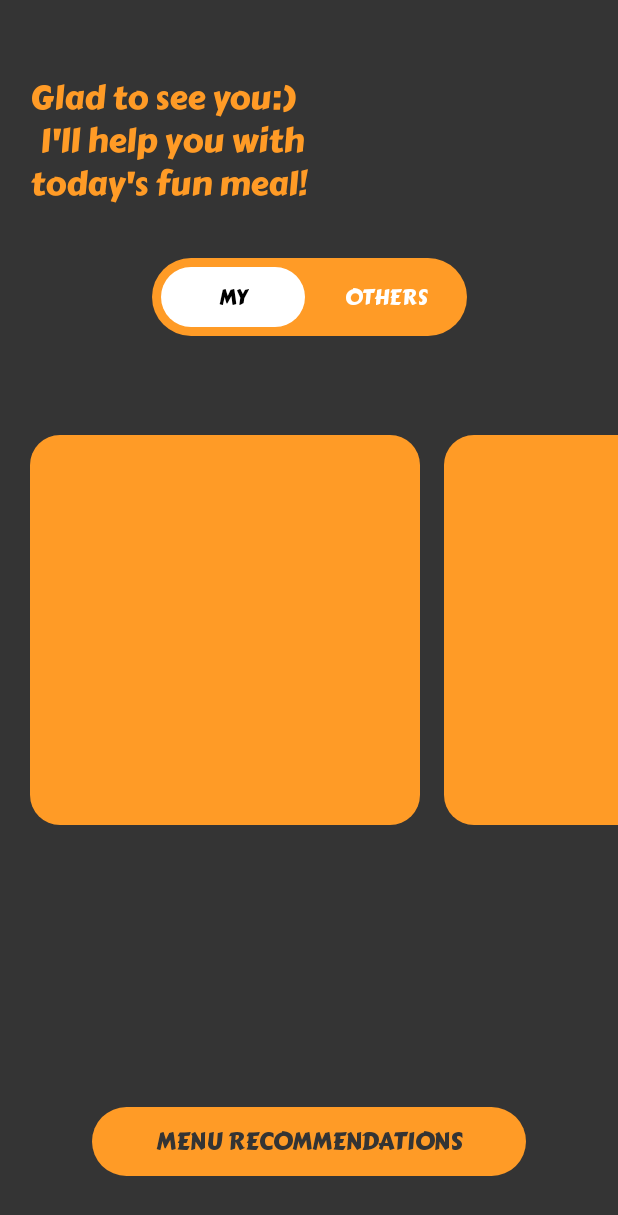
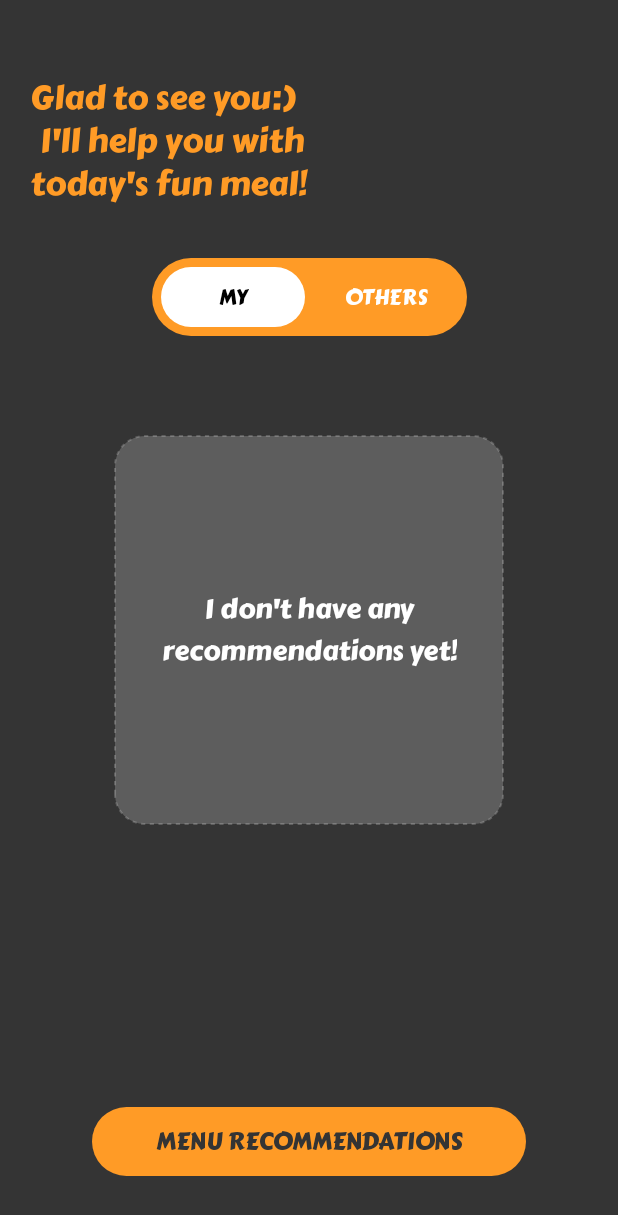
Before and after one commit to ows3090/Anything, an Android app: the HomeActivity screen opened directly, with no data from a screen before it, on a phone screen of 412 x 824 dp. Shown: the top 1215 px of the screen. Run offline under Robolectric (Android 15) with nearby library versions, the phone set to English and light mode, and no system bars; our stand-ins replace Dagger/Hilt's generated code, data binding.

Commit message:
Add empty image in HomeActivity

```diff
--- /dev/null
+++ b/app/src/main/res/drawable/bg_all_dotline_round_corner_20dp.xml
@@ -0,0 +1,10 @@
+<?xml version="1.0" encoding="utf-8"?>
+<shape xmlns:android="http://schemas.android.com/apk/res/android"
+    android:shape="rectangle">
+    <corners android:radius="20dp" />
+    <stroke
+        android:width="1dp"
+        android:color="@color/white"
+        android:dashWidth="2.8dp"
+        android:dashGap="3dp" />
+</shape>
--- a/app/src/main/res/layout/activity_home.xml
+++ b/app/src/main/res/layout/activity_home.xml
@@ -72,12 +72,30 @@
             app:layout_constraintTop_toBottomOf="@id/ll_menu"
             app:layout_constraintVertical_weight="40" />
 
+        <TextView
+            android:id="@+id/iv_empty"
+            android:layout_width="0dp"
+            android:layout_height="260dp"
+            android:background="@drawable/bg_all_dotline_round_corner_20dp"
+            android:backgroundTint="@color/white_20"
+            android:fontFamily="@font/carterone_regular"
+            android:gravity="center"
+            android:paddingHorizontal="31dp"
+            android:text="@string/empty_message"
+            android:textColor="@color/white"
+            android:textSize="18sp"
+            app:layout_constraintDimensionRatio="1"
+            app:layout_constraintEnd_toEndOf="parent"
+            app:layout_constraintStart_toStartOf="parent"
+            app:layout_constraintTop_toTopOf="@id/rv_image" />
+
         <androidx.recyclerview.widget.RecyclerView
             android:id="@+id/rv_image"
             android:layout_width="0dp"
             android:layout_height="260dp"
             android:clipToPadding="false"
             android:paddingHorizontal="12dp"
+            android:visibility="invisible"
             app:layout_constraintBottom_toTopOf="@id/v_bottom"
             app:layout_constraintEnd_toEndOf="parent"
             app:layout_constraintStart_toStartOf="parent"
--- a/app/src/main/res/values/strings.xml
+++ b/app/src/main/res/values/strings.xml
@@ -34,4 +34,5 @@
     <string name="detail_edittext_hint">Ex. Since I\'m allergic to nuts, please recommend anything other than those with nuts!</string>
     <string name="go_home">GO HOME</string>
     <string name="result_title_format">Anyting\'s recommendation\nis %s!</string>
+    <string name="empty_message">I don\'t have any recommendations yet!</string>
 </resources>
```
